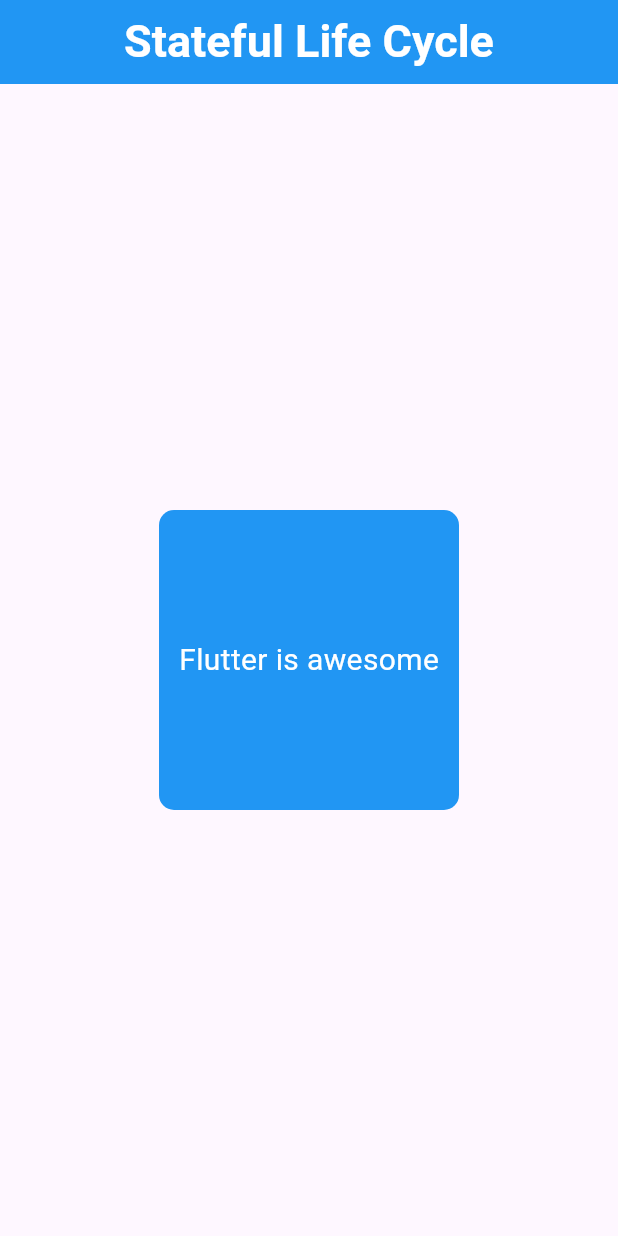
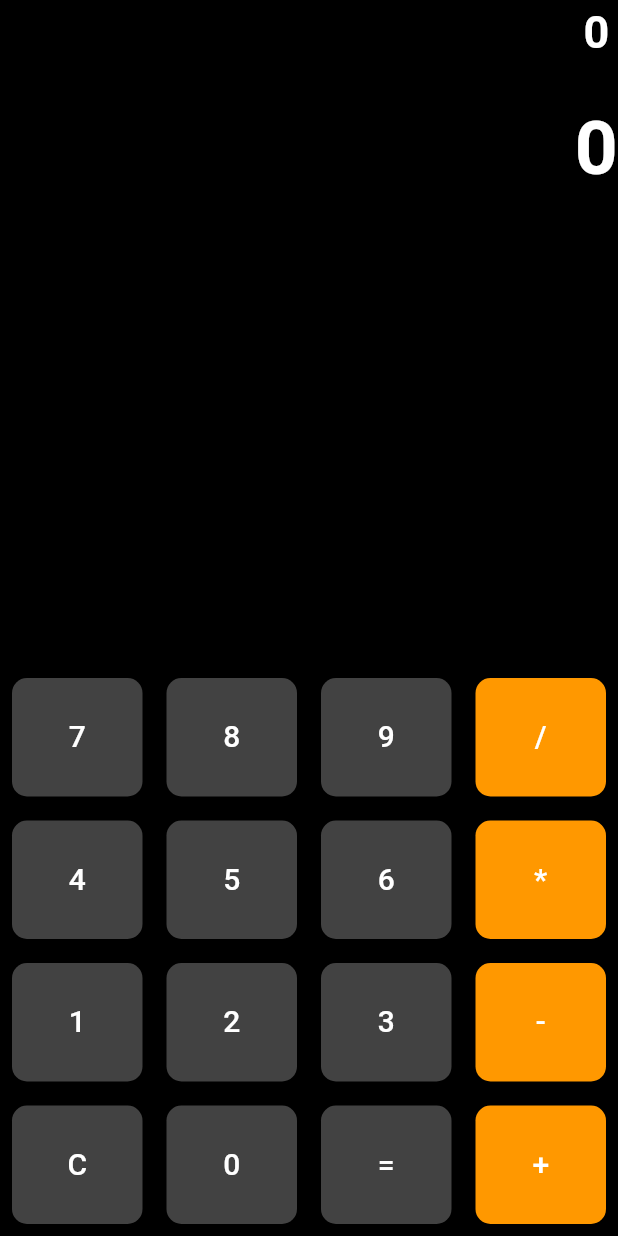
Before and after one commit to rahmatxcode/daily_practice, a Flutter app: the screen it shows after launch, on a phone screen of 412 x 824 dp. Run offline on Flutter 3.47's test engine with Material 3 defaults, Android fonts, the phone set to English and light mode, and no system bars; our stand-ins replace flutter_screenutil.

Commit message:
Module 12 End

```diff
--- a/lib/app.dart
+++ b/lib/app.dart
@@ -10,6 +10,7 @@
 import 'package:daily_practice/responsiveness_package.dart';
 import 'package:daily_practice/stackW.dart';
 import 'package:daily_practice/stackWAdv.dart';
+import 'package:daily_practice/state_concepts/calculator.dart';
 import 'package:daily_practice/state_concepts/example.dart';
 import 'package:daily_practice/state_concepts/state_class1.dart';
 import 'package:daily_practice/state_concepts/state_class2.dart';
@@ -106,7 +107,7 @@
               .light, // this is used to set the theme mode of the app. ThemeMode is an enum that contains three values: light, dark, and system. it is used to set the theme mode of the app. it is passed as a parameter to the MaterialApp constructor.
           //home: ThemeTest(),
           initialRoute:
-              'statefullife', // this is used to set the initial route of the app. it is a string that contains the name of the route. it is passed as a parameter to the MaterialApp constructor.
+              'calculator', // this is used to set the initial route of the app. it is a string that contains the name of the route. it is passed as a parameter to the MaterialApp constructor.
           routes: {
             // this is used to set the routes of the app. it is a map that contains the route name as the key and the widget as the value. it is passed as a parameter to the MaterialApp constructor.
             // '/form': (context) => FormPage(),
@@ -127,6 +128,7 @@
             'stateclass2': (context) => StateClass2(),
             'statefullife': (context) => StatefulLife(),
             'example': (context) => Example(),
+            'calculator': (context) => Calculator(),
           },
         );
       },
--- /dev/null
+++ b/lib/state_concepts/build_button.dart
@@ -0,0 +1,33 @@
+import 'package:flutter/material.dart';
+
+class BuildButton extends StatelessWidget {
+  String text;
+  Color ? color;
+  final VoidCallback onClicked;
+  BuildButton({
+    super.key,
+    required this.text,
+    this.color,
+    required this.onClicked,
+  });
+
+  @override
+  Widget build(BuildContext context) {
+    return Expanded(
+      child: Padding(
+        padding: const EdgeInsets.all(8.0),
+        child: ElevatedButton(
+          style: ElevatedButton.styleFrom(
+            padding: EdgeInsets.all(25),
+            shape: RoundedRectangleBorder(
+              borderRadius: BorderRadius.circular(10),
+            ),
+            backgroundColor: color ?? Colors.grey[800],
+          ),
+          onPressed: onClicked,
+          child: Text(text, style: TextStyle(fontSize: 20)),
+        ),
+      ),
+    );
+  }
+}
--- /dev/null
+++ b/lib/state_concepts/calculator.dart
@@ -0,0 +1,231 @@
+import 'package:daily_practice/state_concepts/build_button.dart';
+import 'package:flutter/material.dart';
+
+class Calculator extends StatefulWidget {
+  const Calculator({super.key});
+
+  @override
+  State<Calculator> createState() => _CalculatorState();
+}
+
+class _CalculatorState extends State<Calculator> {
+  String _output = '0';
+  String _currentInput = '0';
+  String _operator = '';
+  double _firstOperand = 0.0;
+  double _secondOperand = 0.0;
+
+  void buttonPressed(String buttonText) {
+    setState(() {
+      if (buttonText == 'C') {
+        _output = '0';
+        _currentInput = '0';
+        _operator = '';
+        _firstOperand = 0.0;
+        _secondOperand = 0.0;
+      } else if (buttonText == '+' || buttonText == '-' || buttonText == '*' || buttonText == '/') {
+        _firstOperand = double.parse(_currentInput);
+        _operator = buttonText;
+        _secondOperand = double.parse(_currentInput);
+        _currentInput = '0';
+      } else if (buttonText == '=') {
+        _secondOperand = double.parse(_currentInput);
+        switch (_operator) {
+          case '+':
+            _output = (_firstOperand + _secondOperand).toString();
+            break;
+          case '-':
+            _output = (_firstOperand - _secondOperand).toString();
+            break;
+          case '*':
+            _output = (_firstOperand * _secondOperand).toString();
+            break;
+          case '/':
+            if (_secondOperand != 0) {
+              _output = (_firstOperand / _secondOperand).toString();
+            } else {
+              _output = 'Error';
+            }
+            break;
+        }
+        _currentInput = '0';
+      } else {
+        if (_currentInput == '0') {
+          _currentInput = buttonText;
+        } else {
+          _currentInput += buttonText;
+        }
+      }
+    });
+  }
+  @override
+  Widget build(BuildContext context) {
+    return Scaffold(
+      backgroundColor: Colors.black,
+      body: SafeArea(
+        child: Column(
+          children: [
+            Expanded(
+              child: Container(
+                alignment: Alignment.bottomRight,
+                child: Column(
+                  children: [
+                    Text(
+                      _currentInput,
+                      style: TextStyle(
+                        color: Colors.white,
+                        fontSize: 30,
+                        fontWeight: FontWeight.bold,
+                      ),
+                    ),
+                    SizedBox(height: 20),
+                    Text(
+                      _output,
+                      style: TextStyle(
+                        color: Colors.white,
+                        fontSize: 50,
+                        fontWeight: FontWeight.bold,
+                      ),
+                    ),
+                  ],
+                ),
+              ),
+            ),
+
+            Row(
+              children: [
+                BuildButton(
+                  text: '7',
+                  onClicked: () {
+                    buttonPressed('7');
+                  },
+                ),
+
+                BuildButton(
+                  text: '8',
+                  onClicked: () {
+                    buttonPressed('8');
+                  },
+                ),
+
+                BuildButton(
+                  text: '9',
+                  onClicked: () {
+                    buttonPressed('9');
+                  },
+                ),
+
+                BuildButton(
+                  text: '/',
+                  onClicked: () {
+                    buttonPressed('/');
+                  },
+                  color: Colors.orange,
+                ),
+              ],
+            ),
+
+            Row(
+              children: [
+                BuildButton(
+                  text: '4',
+                  onClicked: () {
+                    buttonPressed('4');
+                  },
+                ),
+
+                BuildButton(
+                  text: '5',
+                  onClicked: () {
+                    buttonPressed('5');
+                  },
+                ),
+
+                BuildButton(
+                  text: '6',
+                  onClicked: () {
+                    buttonPressed('6');
+                  },
+                ),
+
+                BuildButton(
+                  text: '*',
+                  onClicked: () {
+                    buttonPressed('*');
+                  },
+                  color: Colors.orange,
+                ),
+              ],
+            ),
+
+            Row(
+              children: [
+                BuildButton(
+                  text: '1',
+                  onClicked: () {
+                    buttonPressed('1');
+                  },
+                ),
+
+                BuildButton(
+                  text: '2',
+                  onClicked: () {
+                    buttonPressed('2');
+                  },
+                ),
+
+                BuildButton(
+                  text: '3',
+                  onClicked: () {
+                    buttonPressed('3');
+                  },
+                ),
+
+                BuildButton(
+                  text: '-',
+                  onClicked: () {
+                    buttonPressed('-');
+                  },
+                  color: Colors.orange,
+                ),
+              ],
+            ),
+
+            Row(
+              children: [
+                BuildButton(
+                  text: 'C',
+                  onClicked: () {
+                    buttonPressed('C');
+                  },
+                ),
+
+                BuildButton(
+                  text: '0',
+                  onClicked: () {
+                    buttonPressed('0');
+                  },
+                ),
+
+                BuildButton(
+                  text: '=',
+                  onClicked: () {
+                    buttonPressed('=');
+                  },
+                ),
+
+                BuildButton(
+                  text: '+',
+                  onClicked: () {
+                    buttonPressed('+');
+                  },
+                  color: Colors.orange,
+                ),
+              ],
+            ),
+          ],
+        ),
+      ),
+    );
+  }
+}
```
